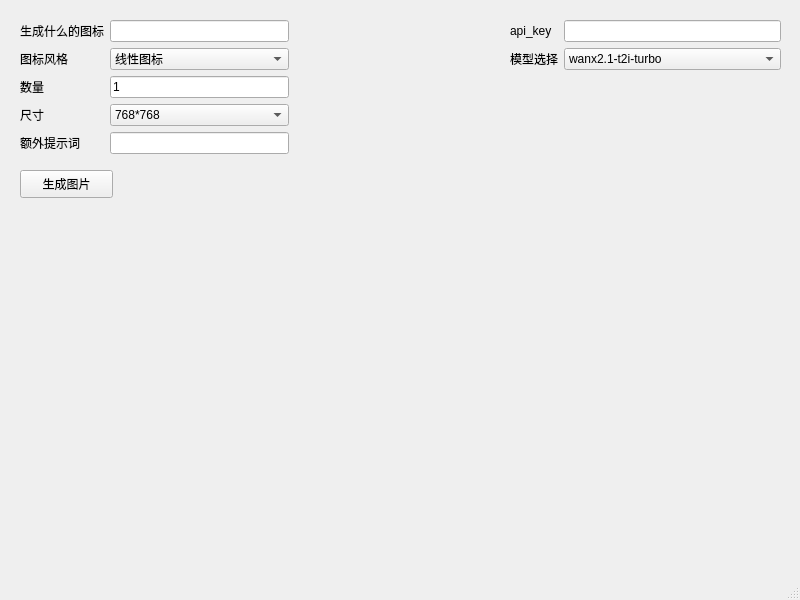
Above: MainWindow.ui from HongyiHuang398/QtIconGen_tongyi before the change. Below: the same form after it.
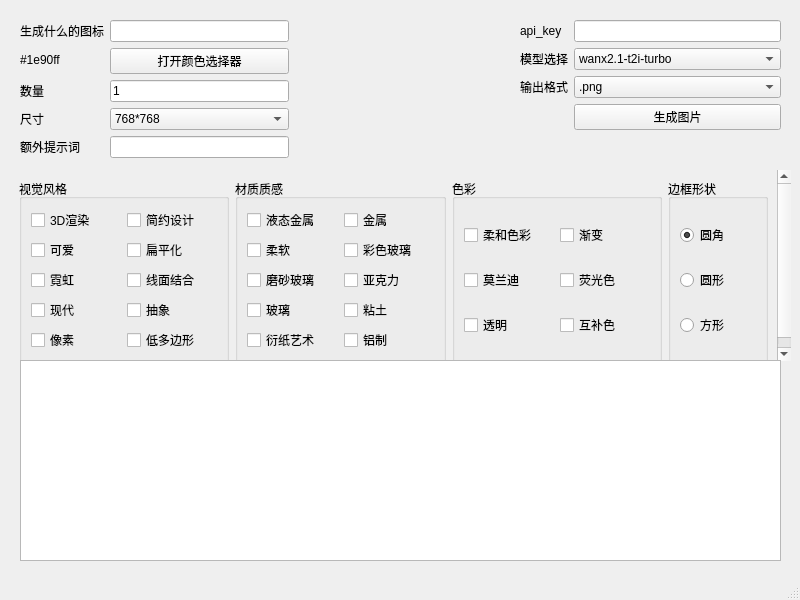
That is the form after the change.

Commit message: Version 0.2 Add an image selector More tags

What changed in the file:
```diff
--- a/MainWindow.ui
+++ b/MainWindow.ui
@@ -10,6 +10,18 @@
     <height>600</height>
    </rect>
   </property>
+  <property name="minimumSize">
+   <size>
+    <width>800</width>
+    <height>600</height>
+   </size>
+  </property>
+  <property name="maximumSize">
+   <size>
+    <width>800</width>
+    <height>600</height>
+   </size>
+  </property>
   <property name="windowTitle">
    <string>AI icon生成器</string>
   </property>
@@ -17,10 +29,10 @@
    <widget class="QWidget" name="formLayoutWidget">
     <property name="geometry">
      <rect>
-      <x>510</x>
+      <x>520</x>
       <y>20</y>
-      <width>271</width>
-      <height>51</height>
+      <width>261</width>
+      <height>114</height>
      </rect>
     </property>
     <layout class="QFormLayout" name="formLayout">
@@ -69,6 +81,67 @@
        </item>
       </widget>
      </item>
+     <item row="2" column="0">
+      <widget class="QLabel" name="label_8">
+       <property name="text">
+        <string>输出格式</string>
+       </property>
+      </widget>
+     </item>
+     <item row="2" column="1">
+      <widget class="QComboBox" name="image_format">
+       <property name="sizePolicy">
+        <sizepolicy hsizetype="Preferred" vsizetype="Fixed">
+         <horstretch>0</horstretch>
+         <verstretch>0</verstretch>
+        </sizepolicy>
+       </property>
+       <property name="insertPolicy">
+        <enum>QComboBox::InsertAtBottom</enum>
+       </property>
+       <property name="sizeAdjustPolicy">
+        <enum>QComboBox::AdjustToContentsOnFirstShow</enum>
+       </property>
+       <item>
+        <property name="text">
+         <string>.png</string>
+        </property>
+       </item>
+       <item>
+        <property name="text">
+         <string>.jpg</string>
+        </property>
+       </item>
+      </widget>
+     </item>
+     <item row="3" column="1">
+      <widget class="QPushButton" name="pushButton">
+       <property name="sizePolicy">
+        <sizepolicy hsizetype="Minimum" vsizetype="Fixed">
+         <horstretch>0</horstretch>
+         <verstretch>0</verstretch>
+        </sizepolicy>
+       </property>
+       <property name="maximumSize">
+        <size>
+         <width>16777215</width>
+         <height>16777215</height>
+        </size>
+       </property>
+       <property name="font">
+        <font>
+         <family>Agency FB</family>
+         <pointsize>9</pointsize>
+        </font>
+       </property>
+       <property name="contextMenuPolicy">
+        <enum>Qt::DefaultContextMenu</enum>
+       </property>
+       <property name="text">
+        <string>生成图片</string>
+       </property>
+      </widget>
+     </item>
     </layout>
    </widget>
    <widget class="QWidget" name="formLayoutWidget_2">
@@ -77,7 +150,7 @@
       <x>20</x>
       <y>20</y>
       <width>269</width>
-      <height>135</height>
+      <height>142</height>
      </rect>
     </property>
     <layout class="QFormLayout" name="formLayout_2">
@@ -94,44 +167,10 @@
      <item row="1" column="0">
       <widget class="QLabel" name="label_4">
        <property name="text">
-        <string>图标风格</string>
+        <string>#1e90ff</string>
        </property>
       </widget>
      </item>
-     <item row="1" column="1">
-      <widget class="QComboBox" name="comboBox_2">
-       <item>
-        <property name="text">
-         <string>线性图标</string>
-        </property>
-       </item>
-       <item>
-        <property name="text">
-         <string>线面结合图标</string>
-        </property>
-       </item>
-       <item>
-        <property name="text">
-         <string>霓虹描边图标</string>
-        </property>
-       </item>
-       <item>
-        <property name="text">
-         <string>扁平图标</string>
-        </property>
-       </item>
-       <item>
-        <property name="text">
-         <string>拟物化图标</string>
-        </property>
-       </item>
-       <item>
-        <property name="text">
-         <string>3D 图标</string>
-        </property>
-       </item>
-      </widget>
-     </item>
      <item row="4" column="0">
       <widget class="QLabel" name="label_5">
        <property name="text">
@@ -182,19 +221,326 @@
        </property>
       </widget>
      </item>
+     <item row="1" column="1">
+      <widget class="QPushButton" name="pushButton_2">
+       <property name="text">
+        <string>打开颜色选择器</string>
+       </property>
+      </widget>
+     </item>
     </layout>
    </widget>
-   <widget class="QPushButton" name="pushButton">
+   <widget class="QScrollArea" name="scrollArea">
     <property name="geometry">
      <rect>
-      <x>20</x>
+      <x>10</x>
       <y>170</y>
-      <width>93</width>
-      <height>28</height>
+      <width>781</width>
+      <height>191</height>
      </rect>
     </property>
-    <property name="text">
-     <string>生成图片</string>
+    <property name="frameShape">
+     <enum>QFrame::NoFrame</enum>
+    </property>
+    <property name="frameShadow">
+     <enum>QFrame::Sunken</enum>
+    </property>
+    <property name="verticalScrollBarPolicy">
+     <enum>Qt::ScrollBarAsNeeded</enum>
+    </property>
+    <property name="widgetResizable">
+     <bool>true</bool>
+    </property>
+    <widget class="QWidget" name="scrollAreaWidgetContents">
+     <property name="geometry">
+      <rect>
+       <x>0</x>
+       <y>0</y>
+       <width>781</width>
+       <height>191</height>
+      </rect>
+     </property>
+     <layout class="QGridLayout" name="gridLayout_3">
+      <item row="0" column="0">
+       <widget class="QGroupBox" name="groupBox">
+        <property name="title">
+         <string>视觉风格</string>
+        </property>
+        <layout class="QGridLayout" name="gridLayout">
+         <item row="4" column="1">
+          <widget class="QCheckBox" name="checkBox_24">
+           <property name="text">
+            <string>低多边形</string>
+           </property>
+          </widget>
+         </item>
+         <item row="4" column="0">
+          <widget class="QCheckBox" name="checkBox_23">
+           <property name="text">
+            <string>像素</string>
+           </property>
+          </widget>
+         </item>
+         <item row="1" column="1">
+          <widget class="QCheckBox" name="checkBox_2">
+           <property name="text">
+            <string>扁平化</string>
+           </property>
+          </widget>
+         </item>
+         <item row="2" column="1">
+          <widget class="QCheckBox" name="checkBox_6">
+           <property name="text">
+            <string>线面结合</string>
+           </property>
+          </widget>
+         </item>
+         <item row="0" column="0">
+          <widget class="QCheckBox" name="checkBox_7">
+           <property name="text">
+            <string>3D渲染</string>
+           </property>
+          </widget>
+         </item>
+         <item row="3" column="1">
+          <widget class="QCheckBox" name="checkBox_22">
+           <property name="text">
+            <string>抽象</string>
+           </property>
+          </widget>
+         </item>
+         <item row="3" column="0">
+          <widget class="QCheckBox" name="checkBox_20">
+           <property name="text">
+            <string>现代</string>
+           </property>
+          </widget>
+         </item>
+         <item row="2" column="0">
+          <widget class="QCheckBox" name="checkBox_5">
+           <property name="text">
+            <string>霓虹</string>
+           </property>
+          </widget>
+         </item>
+         <item row="0" column="1">
+          <widget class="QCheckBox" name="checkBox_8">
+           <property name="text">
+            <string>简约设计</string>
+           </property>
+          </widget>
+         </item>
+         <item row="1" column="0">
+          <widget class="QCheckBox" name="checkBox">
+           <property name="text">
+            <string>可爱</string>
+           </property>
+          </widget>
+         </item>
+        </layout>
+       </widget>
+      </item>
+      <item row="0" column="2">
+       <widget class="QGroupBox" name="groupBox_2">
+        <property name="title">
+         <string>色彩</string>
+        </property>
+        <layout class="QGridLayout" name="gridLayout_2">
+         <item row="0" column="0">
+          <widget class="QCheckBox" name="checkBox_9">
+           <property name="text">
+            <string>柔和色彩</string>
+           </property>
+          </widget>
+         </item>
+         <item row="1" column="1">
+          <widget class="QCheckBox" name="checkBox_11">
+           <property name="text">
+            <string>荧光色</string>
+           </property>
+          </widget>
+         </item>
+         <item row="2" column="1">
+          <widget class="QCheckBox" name="checkBox_12">
+           <property name="text">
+            <string>互补色</string>
+           </property>
+          </widget>
+         </item>
+         <item row="0" column="1">
+          <widget class="QCheckBox" name="checkBox_4">
+           <property name="text">
+            <string>渐变</string>
+           </property>
+          </widget>
+         </item>
+         <item row="2" column="0">
+          <widget class="QCheckBox" name="checkBox_10">
+           <property name="text">
+            <string>透明</string>
+           </property>
+          </widget>
+         </item>
+         <item row="1" column="0">
+          <widget class="QCheckBox" name="checkBox_3">
+           <property name="text">
+            <string>莫兰迪</string>
+           </property>
+          </widget>
+         </item>
+        </layout>
+       </widget>
+      </item>
+      <item row="0" column="1">
+       <widget class="QGroupBox" name="groupBox_3">
+        <property name="title">
+         <string>材质质感</string>
+        </property>
+        <layout class="QGridLayout" name="gridLayout_4">
+         <item row="1" column="0">
+          <widget class="QCheckBox" name="checkBox_16">
+           <property name="text">
+            <string>柔软</string>
+           </property>
+          </widget>
+         </item>
+         <item row="2" column="1">
+          <widget class="QCheckBox" name="checkBox_18">
+           <property name="text">
+            <string>亚克力</string>
+           </property>
+          </widget>
+         </item>
+         <item row="1" column="1">
+          <widget class="QCheckBox" name="checkBox_15">
+           <property name="text">
+            <string>彩色玻璃</string>
+           </property>
+          </widget>
+         </item>
+         <item row="2" column="0">
+          <widget class="QCheckBox" name="checkBox_17">
+           <property name="text">
+            <string>磨砂玻璃</string>
+           </property>
+          </widget>
+         </item>
+         <item row="0" column="0">
+          <widget class="QCheckBox" name="checkBox_14">
+           <property name="text">
+            <string>液态金属</string>
+           </property>
+          </widget>
+         </item>
+         <item row="0" column="1">
+          <widget class="QCheckBox" name="checkBox_13">
+           <property name="text">
+            <string>金属</string>
+           </property>
+          </widget>
+         </item>
+         <item row="3" column="1">
+          <widget class="QCheckBox" name="checkBox_21">
+           <property name="text">
+            <string>粘土</string>
+           </property>
+          </widget>
+         </item>
+         <item row="3" column="0">
+          <widget class="QCheckBox" name="checkBox_19">
+           <property name="text">
+            <string>玻璃</string>
+           </property>
+          </widget>
+         </item>
+         <item row="4" column="0">
+          <widget class="QCheckBox" name="checkBox_25">
+           <property name="text">
+            <string>衍纸艺术</string>
+           </property>
+          </widget>
+         </item>
+         <item row="4" column="1">
+          <widget class="QCheckBox" name="checkBox_26">
+           <property name="text">
+            <string>铝制</string>
+           </property>
+          </widget>
+         </item>
+        </layout>
+       </widget>
+      </item>
+      <item row="0" column="3">
+       <widget class="QGroupBox" name="groupBox_4">
+        <property name="maximumSize">
+         <size>
+          <width>100</width>
+          <height>16777215</height>
+         </size>
+        </property>
+        <property name="title">
+         <string>边框形状</string>
+        </property>
+        <layout class="QGridLayout" name="gridLayout_5">
+         <item row="1" column="1">
+          <widget class="QRadioButton" name="radioButton_2">
+           <property name="text">
+            <string>圆形</string>
+           </property>
+           <property name="checked">
+            <bool>false</bool>
+           </property>
+          </widget>
+         </item>
+         <item row="2" column="1">
+          <widget class="QRadioButton" name="radioButton">
+           <property name="text">
+            <string>方形</string>
+           </property>
+          </widget>
+         </item>
+         <item row="0" column="1">
+          <widget class="QRadioButton" name="radioButton_3">
+           <property name="text">
+            <string>圆角</string>
+           </property>
+           <property name="checked">
+            <bool>true</bool>
+           </property>
+          </widget>
+         </item>
+        </layout>
+       </widget>
+      </item>
+     </layout>
+    </widget>
+   </widget>
+   <widget class="QListWidget" name="imagePreviewList">
+    <property name="geometry">
+     <rect>
+      <x>20</x>
+      <y>360</y>
+      <width>761</width>
+      <height>201</height>
+     </rect>
+    </property>
+    <property name="verticalScrollBarPolicy">
+     <enum>Qt::ScrollBarAlwaysOff</enum>
+    </property>
+    <property name="iconSize">
+     <size>
+      <width>192</width>
+      <height>192</height>
+     </size>
+    </property>
+    <property name="horizontalScrollMode">
+     <enum>QAbstractItemView::ScrollPerPixel</enum>
+    </property>
+    <property name="flow">
+     <enum>QListView::LeftToRight</enum>
+    </property>
+    <property name="resizeMode">
+     <enum>QListView::Adjust</enum>
     </property>
    </widget>
   </widget>
```
The commit also changes 3 other files.
